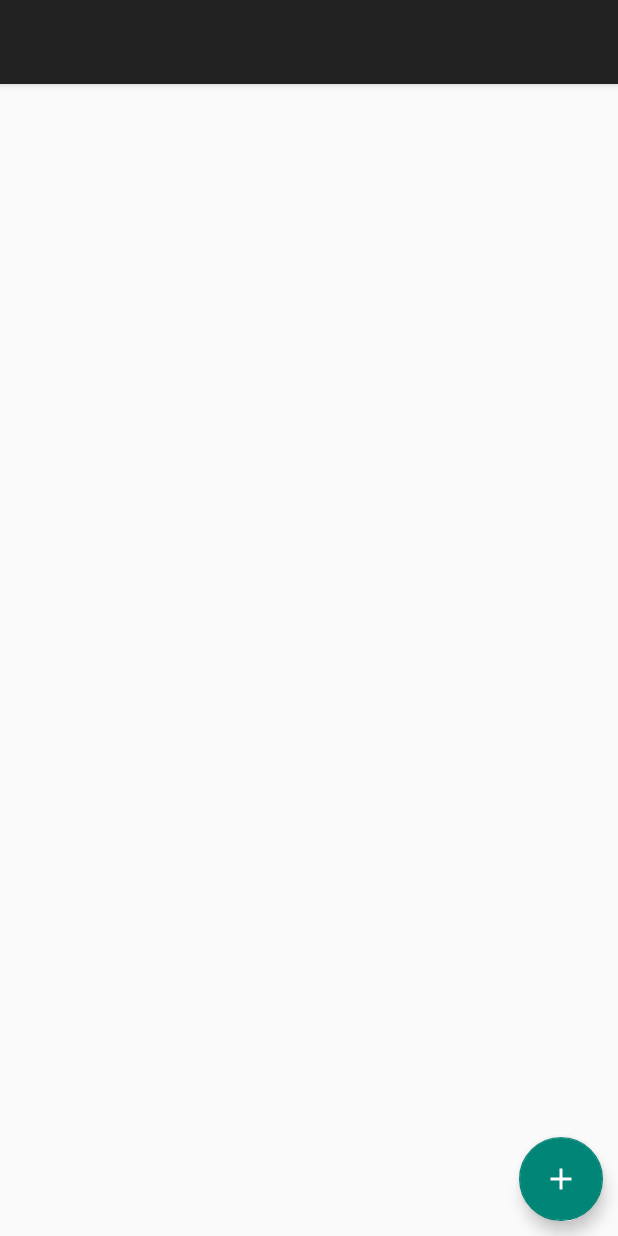
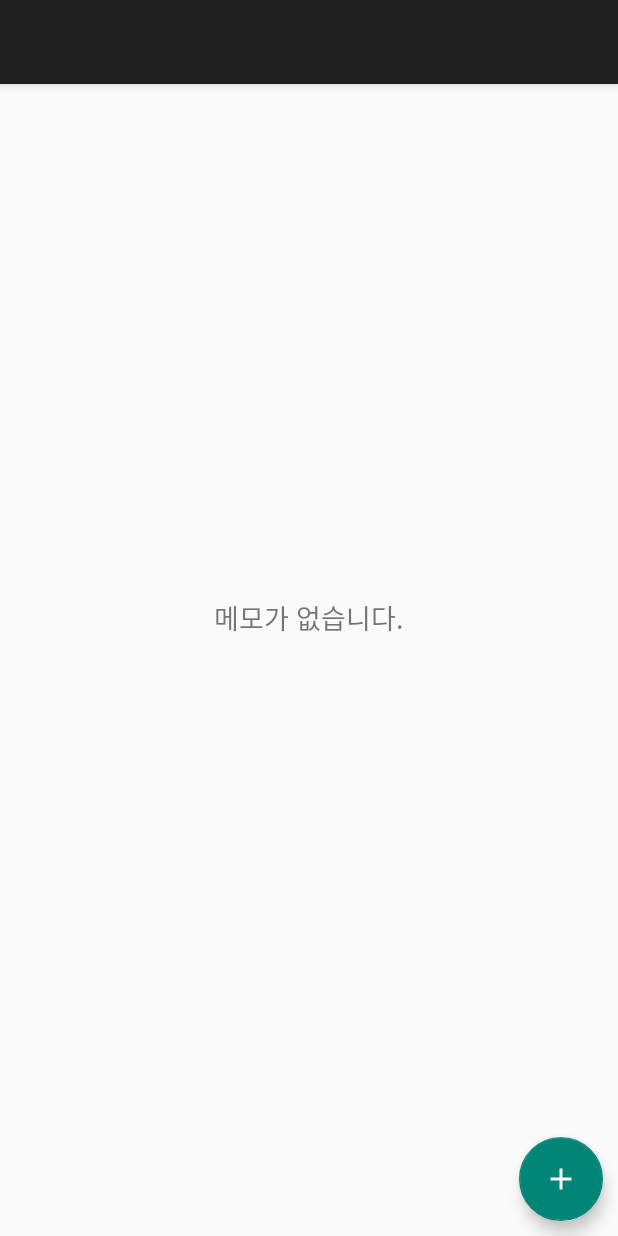
Before and after one commit to saechimdaeki/SimpleLineMemo, an Android app: the layout activity_main.xml on its own in the app's theme, with its tools: preview values and no code run, on a phone screen of 412 x 824 dp. Run offline under Robolectric (Android 15) with nearby library versions, the phone set to English and light mode, and no system bars.

```diff
--- a/app/src/main/java/LINE/MEMO/KIMJUNSEONG/callback.java
+++ b/app/src/main/java/LINE/MEMO/KIMJUNSEONG/MainCallback.java
@@ -4,7 +4,7 @@ import android.view.ActionMode;
 import android.view.Menu;
 import android.view.MenuItem;
 
-public abstract class callback implements ActionMode.Callback {
+public abstract class MainCallback implements ActionMode.Callback {
     private ActionMode action;
     private MenuItem countitem;
     private MenuItem shareItem;
--- a/app/src/main/res/layout/content.xml
+++ b/app/src/main/res/layout/content.xml
@@ -14,6 +14,12 @@
         android:layout_width="match_parent"
 
         android:layout_height="match_parent" />
-
+    <TextView
+        android:id="@+id/empty_notes_view"
+        android:layout_width="wrap_content"
+        android:layout_height="wrap_content"
+        android:layout_centerInParent="true"
+        android:text="메모가 없습니다."
+        android:textSize="18sp" />
 
 </RelativeLayout>
--- a/app/src/main/res/layout/note.xml
+++ b/app/src/main/res/layout/note.xml
@@ -3,6 +3,7 @@
     android:orientation="horizontal" android:layout_width="match_parent"
     android:layout_height="wrap_content"
     android:layout_marginTop="2dp"
+    android:layout_margin="5dp"
     android:focusable="true"
     android:clickable="true"
 
@@ -14,6 +15,7 @@
         android:layout_gravity="center_vertical"
         android:visibility="gone"
         android:id="@+id/checkbox"
+        android:layout_marginRight="2dp"
         />
 
 
```
Also changed, not shown: app/src/main/java/LINE/MEMO/KIMJUNSEONG/MainActivity.java (+75 -18 lines).
